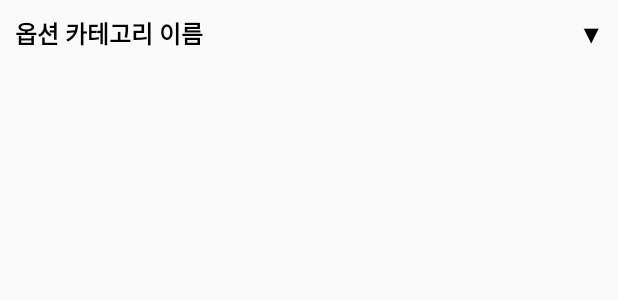
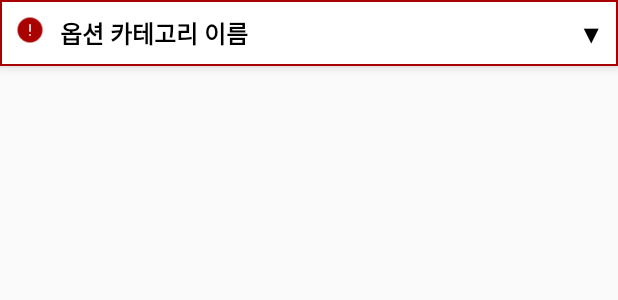
Before and after one commit to heukhyeon/OrderService, an Android app: the layout item_menuitem_option_header.xml on its own in the app's theme, with its tools: preview values and no code run, on a phone screen of 412 x 824 dp. Shown: the top 300 px of the screen. Run offline under Robolectric (Android 15) with nearby library versions, the phone set to English and light mode, and no system bars.

Commit message:
Multi Option Test

```diff
--- a/app/src/main/java/kr/evalon/orderservice/scene/main/OrderInfoVm.kt
+++ b/app/src/main/java/kr/evalon/orderservice/scene/main/OrderInfoVm.kt
@@ -22,6 +22,7 @@ class OrderInfoVm(val model:OrderInfo) {
 
         override fun onBindViewHolder(holder: DataBindHolder, position: Int) {
             val item = model.items[position]
+            super.onBindViewHolder(holder,position)
             holder.bind.setVariable(BR.name, item.name)
             holder.bind.setVariable(BR.count, item.count)
             holder.bind.setVariable(BR.priceText, item.price.toFormattedPrice())
--- a/app/src/main/java/kr/evalon/orderservice/scene/order/CategoryAdapter.kt
+++ b/app/src/main/java/kr/evalon/orderservice/scene/order/CategoryAdapter.kt
@@ -22,6 +22,7 @@ class CategoryAdapter : DataBindAdapter() {
     }
 
     override fun onBindViewHolder(holder: DataBindHolder, position: Int) {
+        super.onBindViewHolder(holder,position)
         holder.bind.setVariable(BR.vm, buffer[position])
         holder.bind.executePendingBindings()
     }
--- a/app/src/main/java/kr/evalon/orderservice/scene/order/cart/CartOrderItemAdapter.kt
+++ b/app/src/main/java/kr/evalon/orderservice/scene/order/cart/CartOrderItemAdapter.kt
@@ -20,6 +20,7 @@ class CartOrderItemAdapter : DataBindAdapter() {
     }
 
     override fun onBindViewHolder(holder: DataBindHolder, position: Int) {
+        super.onBindViewHolder(holder,position)
         holder.bind.setVariable(BR.vm, buffer[position])
     }
 
--- a/app/src/main/java/kr/evalon/orderservice/scene/order/fragment/MenuItemOrderAdapter.kt
+++ b/app/src/main/java/kr/evalon/orderservice/scene/order/fragment/MenuItemOrderAdapter.kt
@@ -24,6 +24,7 @@ class MenuItemOrderAdapter : DataBindAdapter(){
 
     override fun onBindViewHolder(holder: DataBindHolder, position: Int) {
         val vm = buffer[position]
+        super.onBindViewHolder(holder,position)
         holder.bind.setVariable(BR.vm, vm)
     }
 
--- a/app/src/main/java/kr/evalon/orderservice/scene/order/option/OptionSelectHeaderVm.kt
+++ b/app/src/main/java/kr/evalon/orderservice/scene/order/option/OptionSelectHeaderVm.kt
@@ -1,7 +1,9 @@
 package kr.evalon.orderservice.scene.order.option
 
+import androidx.lifecycle.LiveData
 import androidx.lifecycle.MediatorLiveData
 import androidx.lifecycle.MutableLiveData
+import androidx.lifecycle.Transformations
 import kr.evalon.orderservice.models.ItemOption
 import kr.evalon.orderservice.models.MenuItem
 
@@ -9,6 +11,9 @@ class OptionSelectHeaderVm(val model:ItemOption, targetItems:List<MenuItem>) {
     val expandedLiveData = MutableLiveData<Boolean>().apply { value = false }
     val selectChangedLiveData = MediatorLiveData<OptionSelectRowVm>().apply { value = null }
     val childVmList = targetItems.map { OptionSelectRowVm(it, selectChangedLiveData) }
+    val selectCompleted: LiveData<Boolean> = Transformations.map(selectChangedLiveData){
+        it != null
+    }
 
     init {
         val codes = targetItems.map { it.code }.sorted()
--- /dev/null
+++ b/app/src/main/res/drawable/bg_option_header.xml
@@ -0,0 +1,15 @@
+<?xml version="1.0" encoding="utf-8"?>
+<selector xmlns:android="http://schemas.android.com/apk/res/android">
+    <item android:state_activated="true">
+        <shape>
+            <stroke android:width="1dp" android:color="#0a0"/>
+            <solid android:color="#fff"/>
+        </shape>
+    </item>
+    <item>
+        <shape>
+            <stroke android:width="1dp" android:color="#a00"/>
+            <solid android:color="#fff"/>
+        </shape>
+    </item>
+</selector>
--- /dev/null
+++ b/app/src/main/res/drawable/icon_header_status.xml
@@ -0,0 +1,9 @@
+<?xml version="1.0" encoding="utf-8"?>
+<selector xmlns:android="http://schemas.android.com/apk/res/android">
+    <item android:state_activated="true">
+        <bitmap android:src="@drawable/icon_select_complete" android:tint="#0a0"/>
+    </item>
+    <item>
+        <bitmap android:src="@drawable/icon_select_require" android:tint="#a00"/>
+    </item>
+</selector>
--- a/app/src/main/res/layout/item_menuitem_option_header.xml
+++ b/app/src/main/res/layout/item_menuitem_option_header.xml
@@ -11,13 +11,21 @@
         android:layout_height="wrap_content"
         android:orientation="horizontal"
         android:onClick="@{(v)->vm.click()}"
+        android:activated="@{vm.selectCompleted}"
+        android:background="@drawable/bg_option_header"
+        android:elevation="5dp"
         android:padding="10dp">
+        <ImageView
+            android:layout_width="20dp"
+            android:layout_height="20dp"
+            android:src="@drawable/icon_header_status"/>
        <TextView
            android:layout_width="0dp"
            android:layout_height="wrap_content"
            android:maxLines="1"
            android:ellipsize="end"
            android:layout_weight="1"
+           android:layout_marginStart="10dp"
            android:text="@{vm.model.name}"
            tools:text="옵션 카테고리 이름"
            android:textSize="16sp"
```
Also changed, not shown: app/src/main/java/kr/evalon/orderservice/BindEx.kt (+7 -0 lines), app/src/main/java/kr/evalon/orderservice/DataBindAdapter.kt (+23 -12 lines), app/src/main/java/kr/evalon/orderservice/DataBindHolder.kt (+2 -20 lines), app/src/main/java/kr/evalon/orderservice/scene/order/option/OptionSelectAdapter.kt (+8 -2 lines), app/src/main/res/drawable/icon_select_complete.png (added), app/src/main/res/drawable/icon_select_require.png (added).
